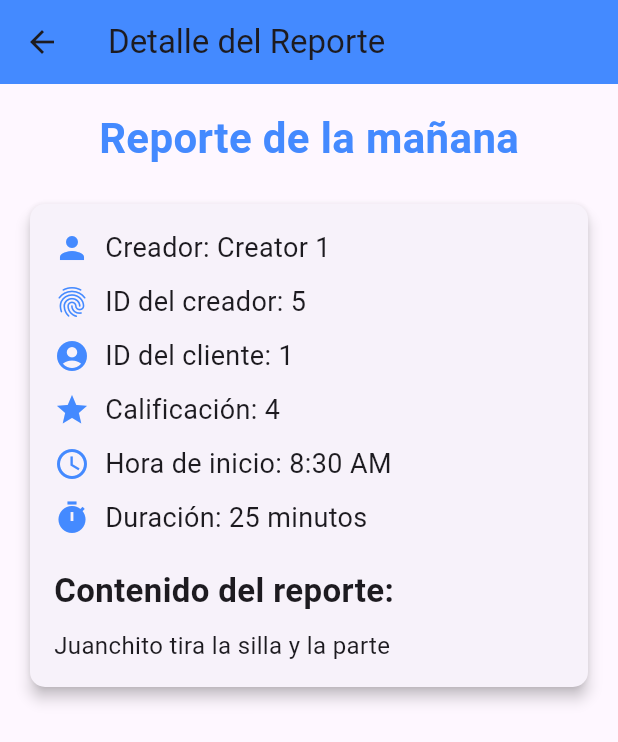
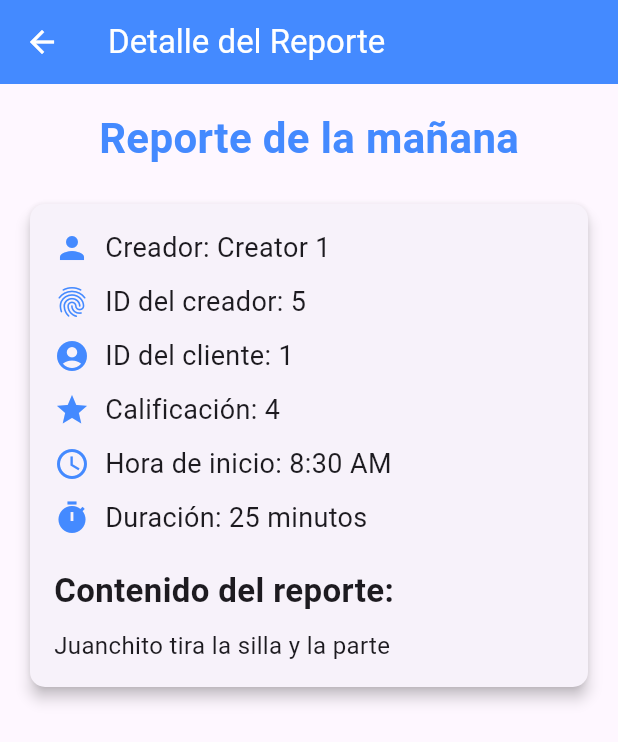
Before and after one commit to Sazumo203/Proyecto_En_Clase_Movil, a Flutter app: the ReportListUc screen opened directly, after a tap on "Reporte de la mañana", on a phone screen of 412 x 824 dp. Shown: the top 742 px of the screen. Run offline on Flutter 3.47's test engine with Material 3 defaults, Android fonts, the phone set to English and light mode, and no system bars; our stand-ins replace get; missing offline and left inert: dart:html.

Commit message:
arreglos en colores y trabajo en progeso de embellecimiento

```diff
--- a/proyecto_1/lib/ui/pages/pages/add_client.dart
+++ b/proyecto_1/lib/ui/pages/pages/add_client.dart
@@ -27,7 +27,8 @@ class _NewUserPageState extends State<NewclientePage> {
 
     return Scaffold(
       appBar: AppBar(
-        title: const Text('Nuevo usuario de soporte'),
+        iconTheme: const IconThemeData(color: Colors.white),
+        title: const Text('Nuevo usuario de soporte',style: TextStyle(color: Colors.white)),
         backgroundColor: Colors.blueAccent,
       ),
       body: Center(
--- a/proyecto_1/lib/ui/pages/pages/add_report.dart
+++ b/proyecto_1/lib/ui/pages/pages/add_report.dart
@@ -36,7 +36,8 @@ class _NewUserPageState extends State<NewReportPage> {
 
     return Scaffold(
       appBar: AppBar(
-        title: const Text('Nuevo Reporte'),
+        iconTheme: const IconThemeData(color: Colors.white),
+        title: const Text('Nuevo Reporte',style: TextStyle(color: Colors.white)),
         backgroundColor: Colors.blueAccent,
       ),
       body: Padding(
--- a/proyecto_1/lib/ui/pages/pages/add_user.dart
+++ b/proyecto_1/lib/ui/pages/pages/add_user.dart
@@ -25,7 +25,8 @@ class _NewUserPageState extends State<NewUserPage> {
 
     return Scaffold(
       appBar: AppBar(
-        title: const Text('Nuevo usuario de soporte'),
+        iconTheme: const IconThemeData(color: Colors.white),
+        title: const Text('Nuevo usuario de soporte',style: TextStyle(color: Colors.white)),
         backgroundColor: Colors.blueAccent,
       ),
       body: Padding(
--- a/proyecto_1/lib/ui/pages/pages/client_list_uc.dart
+++ b/proyecto_1/lib/ui/pages/pages/client_list_uc.dart
@@ -17,7 +17,7 @@ class _ClientListUc extends State<ClientListUc> {
   @override
   Widget build(BuildContext context) {
     return Scaffold(
-      appBar: AppBar(title: const Text("Clientes"),backgroundColor: Colors.blueAccent, actions: const []),
+      appBar: AppBar(title: const Text("Clientes",style: TextStyle(color: Colors.white)),backgroundColor: Colors.blueAccent, iconTheme: const IconThemeData(color: Colors.white)),
       body: Center(child: _getXlistView()),
       floatingActionButton: FloatingActionButton(
         onPressed: () async {
--- a/proyecto_1/lib/ui/pages/pages/report_list.dart
+++ b/proyecto_1/lib/ui/pages/pages/report_list.dart
@@ -22,8 +22,9 @@ class _Reportlist extends State<Reportlist> {
   Widget build(BuildContext context) {
     return Scaffold(
       appBar: AppBar(
+        iconTheme: const IconThemeData(color: Colors.white),
         title: Obx(
-          () => Text("Bienvenido, ${loginController.nombreusuario}"),
+          () => Text("Bienvenido, ${loginController.nombreusuario}",style: const TextStyle(color: Colors.white)),
         ),
         backgroundColor: Colors.blueAccent,
         actions: [
--- a/proyecto_1/lib/ui/pages/pages/report_list_uc.dart
+++ b/proyecto_1/lib/ui/pages/pages/report_list_uc.dart
@@ -24,19 +24,36 @@ class _ReportListUc extends State<ReportListUc> {
   Widget build(BuildContext context) {
     return Scaffold(
       appBar: AppBar(
-          title: const Text("Reportes"),
+          iconTheme: const IconThemeData(color: Colors.white),
+          title: const Text("Reportes",style: TextStyle(color: Colors.white)),
           backgroundColor: Colors.blueAccent,
           actions: [
-            IconButton(
-                icon: const Icon(Icons.work),
+            TextButton(
                 onPressed: () {
                   Get.to(const UsersListUc());
-                }),
-            IconButton(
-                icon: const Icon(Icons.group),
+                },
+                child: const Row(
+                  mainAxisSize: MainAxisSize.min,
+                  children: [
+                    Icon(Icons.work, color: Colors.white),
+                    SizedBox(width: 5),
+                    Text('Usuarios',style: TextStyle(color: Colors.white)),
+                  ],
+                ),
+            ),
+            TextButton(
                 onPressed: () {
                   Get.to(const ClientListUc());
-                }),
+                },
+                child: const Row(
+                  mainAxisSize: MainAxisSize.min,
+                  children: [
+                    Icon(Icons.group, color: Colors.white),
+                    SizedBox(width: 5),
+                    Text('Clientes',style: TextStyle(color: Colors.white)),
+                  ],
+                ),
+            ),
             IconButton(
                 icon: const Icon(Icons.exit_to_app),
                 onPressed: () {
--- a/proyecto_1/lib/ui/pages/pages/users_list_uc.dart
+++ b/proyecto_1/lib/ui/pages/pages/users_list_uc.dart
@@ -17,7 +17,7 @@ class _UsersListUc extends State<UsersListUc> {
   @override
   Widget build(BuildContext context) {
     return Scaffold(
-      appBar: AppBar(title: const Text("Trabajadores"),backgroundColor: Colors.blueAccent, actions: const []),
+      appBar: AppBar(title: const Text("Trabajadores",style: TextStyle(color: Colors.white)),backgroundColor: Colors.blueAccent, iconTheme: const IconThemeData(color: Colors.white)),
       body: Center(child: _getXlistView()),
       floatingActionButton: FloatingActionButton(
         onPressed: () async {
--- a/proyecto_1/lib/ui/pages/pages/view_report.dart
+++ b/proyecto_1/lib/ui/pages/pages/view_report.dart
@@ -5,13 +5,14 @@ import 'package:proyecto_1/domain/models/Reportes.dart';
 class ReporteView extends StatelessWidget {
   final Reporte reporte;
 
-  ReporteView({required this.reporte});
+  const ReporteView({super.key, required this.reporte});
 
   @override
   Widget build(BuildContext context) {
     return Scaffold(
       appBar: AppBar(
-        title: Text('Detalle del Reporte'),
+        iconTheme: const IconThemeData(color: Colors.white),
+        title: const Text('Detalle del Reporte',style: TextStyle(color: Colors.white)),
         backgroundColor: Colors.blueAccent,
       ),
       body: Padding(
@@ -22,14 +23,14 @@ class ReporteView extends StatelessWidget {
             Center(
               child: Text(
                 reporte.title,
-                style: TextStyle(
+                style: const TextStyle(
                   fontSize: 28,
                   fontWeight: FontWeight.bold,
                   color: Colors.blueAccent,
                 ),
               ),
             ),
-            SizedBox(height: 20),
+            const SizedBox(height: 20),
             Card(
               // Usamos Card para dar estilo al contenedor
               elevation: 4,
@@ -44,90 +45,90 @@ class ReporteView extends StatelessWidget {
                     // Información del creador
                     Row(
                       children: [
-                        Icon(Icons.person, color: Colors.blueAccent),
-                        SizedBox(width: 10),
+                        const Icon(Icons.person, color: Colors.blueAccent),
+                        const SizedBox(width: 10),
                         Text(
                           'Creador: ${reporte.creatorName}',
-                          style: TextStyle(fontSize: 18),
+                          style: const TextStyle(fontSize: 18),
                         ),
                       ],
                     ),
-                    SizedBox(height: 10),
+                    const SizedBox(height: 10),
                     Row(
                       children: [
-                        Icon(Icons.fingerprint, color: Colors.blueAccent),
-                        SizedBox(width: 10),
+                        const Icon(Icons.fingerprint, color: Colors.blueAccent),
+                        const SizedBox(width: 10),
                         Text(
                           'ID del creador: ${reporte.creactorId}',
-                          style: TextStyle(fontSize: 18),
+                          style: const TextStyle(fontSize: 18),
                         ),
                       ],
                     ),
-                    SizedBox(height: 10),
+                    const SizedBox(height: 10),
                     // Información del cliente
                     Row(
                       children: [
-                        Icon(Icons.account_circle, color: Colors.blueAccent),
-                        SizedBox(width: 10),
+                        const Icon(Icons.account_circle, color: Colors.blueAccent),
+                        const SizedBox(width: 10),
                         Text(
                           'ID del cliente: ${reporte.idcliente}',
-                          style: TextStyle(fontSize: 18),
+                          style: const TextStyle(fontSize: 18),
                         ),
                       ],
                     ),
-                    SizedBox(height: 10),
+                    const SizedBox(height: 10),
                     // Sección de calificación
                     Row(
                       children: [
-                        Icon(
+                        const Icon(
                           Icons.grade,
                           color: Colors.blueAccent,
                         ),
-                        SizedBox(width: 10),
+                        const SizedBox(width: 10),
                         Text(
                           reporte.itsgraded
                               ? 'Calificación: ${reporte.grade}'
                               : 'No calificado',
-                          style: TextStyle(fontSize: 18),
+                          style: const TextStyle(fontSize: 18),
                         ),
                       ],
                     ),
-                    SizedBox(height: 10),
+                    const SizedBox(height: 10),
                     // Hora de inicio y duración
                     Row(
                       children: [
-                        Icon(Icons.access_time, color: Colors.blueAccent),
-                        SizedBox(width: 10),
+                        const Icon(Icons.access_time, color: Colors.blueAccent),
+                        const SizedBox(width: 10),
                         Text(
                           'Hora de inicio: ${reporte.horainicio.format(context)}',
-                          style: TextStyle(fontSize: 18),
+                          style: const TextStyle(fontSize: 18),
                         ),
                       ],
                     ),
-                    SizedBox(height: 10),
+                    const SizedBox(height: 10),
                     Row(
                       children: [
-                        Icon(Icons.timer, color: Colors.blueAccent),
-                        SizedBox(width: 10),
+                        const Icon(Icons.timer, color: Colors.blueAccent),
+                        const SizedBox(width: 10),
                         Text(
                           'Duración: ${reporte.duracion} minutos',
-                          style: TextStyle(fontSize: 18),
+                          style: const TextStyle(fontSize: 18),
                         ),
                       ],
                     ),
-                    SizedBox(height: 20),
+                    const SizedBox(height: 20),
                     // Contenido del reporte
-                    Text(
+                    const Text(
                       'Contenido del reporte:',
                       style: TextStyle(
                         fontSize: 22,
                         fontWeight: FontWeight.bold,
                       ),
                     ),
-                    SizedBox(height: 10),
+                    const SizedBox(height: 10),
                     Text(
                       reporte.body,
-                      style: TextStyle(fontSize: 16),
+                      style: const TextStyle(fontSize: 16),
                     ),
                   ],
                 ),
--- a/proyecto_1/lib/ui/pages/pages/view_report_uc.dart
+++ b/proyecto_1/lib/ui/pages/pages/view_report_uc.dart
@@ -14,7 +14,8 @@ class ReporteViewUc extends StatelessWidget {
 
     return Scaffold(
       appBar: AppBar(
-        title: const Text('Detalle del Reporte'),
+        iconTheme: const IconThemeData(color: Colors.white),
+        title: const Text('Detalle del Reporte',style: TextStyle(color: Colors.white)),
         backgroundColor: Colors.blueAccent,
       ),
       body: Padding(
```
